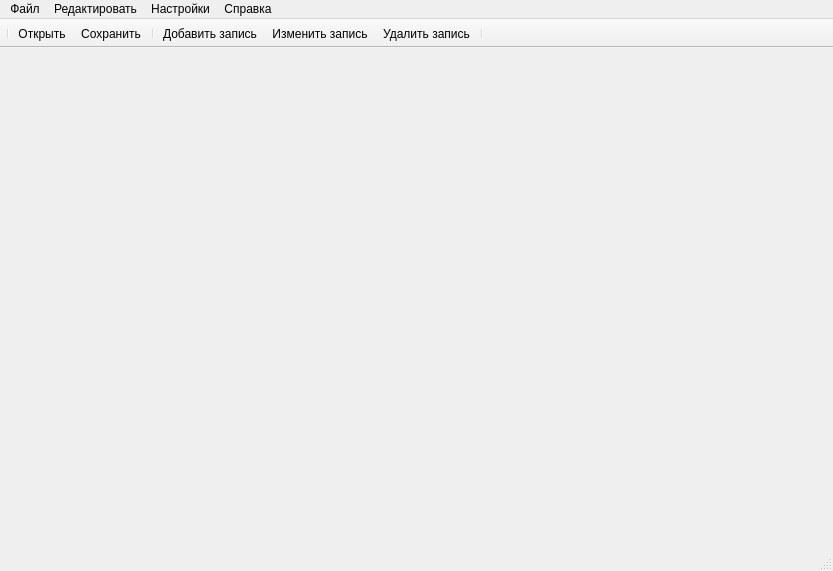
Old version of the form mainwindow.ui in the repository TheTwinkles/CoureWorkCPU.
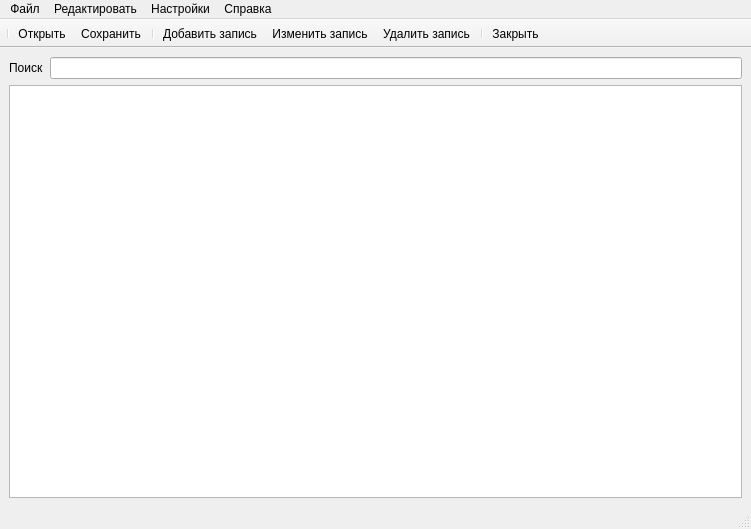
New version of the form. Icons and pictures are not drawn.

Commit message: Interface is finally assembled

```diff
--- a/mainwindow.ui
+++ b/mainwindow.ui
@@ -6,20 +6,40 @@
    <rect>
     <x>0</x>
     <y>0</y>
-    <width>833</width>
-    <height>571</height>
+    <width>751</width>
+    <height>529</height>
    </rect>
   </property>
   <property name="windowTitle">
    <string>MainWindow</string>
   </property>
-  <widget class="QWidget" name="centralwidget"/>
+  <widget class="QWidget" name="centralwidget">
+   <layout class="QVBoxLayout" name="verticalLayout">
+    <item>
+     <layout class="QHBoxLayout" name="horizontalLayout">
+      <item>
+       <widget class="QLabel" name="label">
+        <property name="text">
+         <string>Поиск</string>
+        </property>
+       </widget>
+      </item>
+      <item>
+       <widget class="QLineEdit" name="lineEdit"/>
+      </item>
+     </layout>
+    </item>
+    <item>
+     <widget class="QTableWidget" name="tableWidget"/>
+    </item>
+   </layout>
+  </widget>
   <widget class="QMenuBar" name="menubar">
    <property name="geometry">
     <rect>
      <x>0</x>
      <y>0</y>
-     <width>833</width>
+     <width>751</width>
      <height>20</height>
     </rect>
    </property>
@@ -85,6 +105,7 @@
    <addaction name="action_Edit"/>
    <addaction name="action_Delete"/>
    <addaction name="separator"/>
+   <addaction name="action_Exit"/>
   </widget>
   <action name="action_Language">
    <property name="text">
```
Left out of the diff: 4 changed lines with no effect on the pictures.
